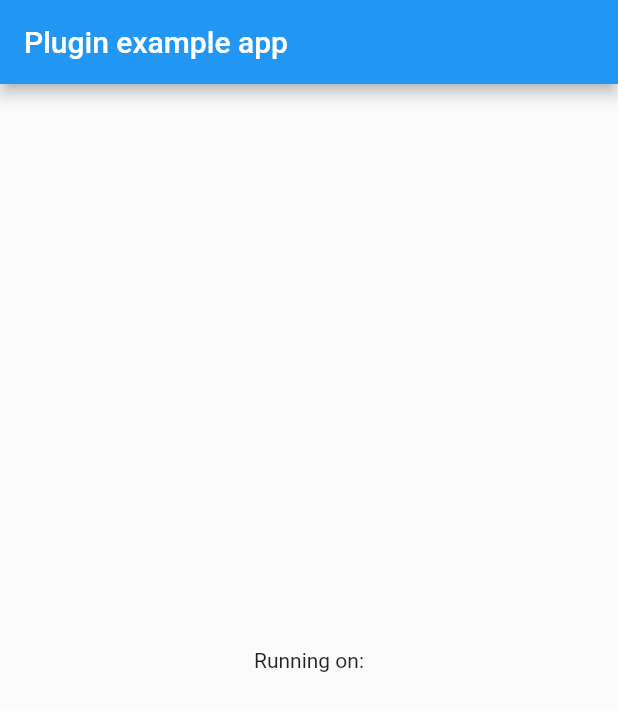
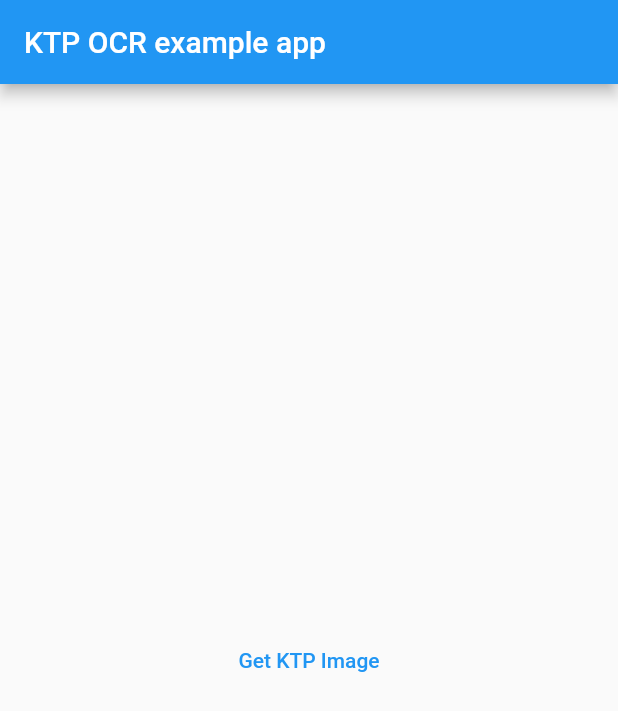
Before and after one commit to Mattjevaas/ktp_ocr, a Flutter app: the screen it shows after launch, on a phone screen of 412 x 824 dp. Shown: the top 711 px of the screen. Run offline on Flutter 3.47's test engine with Material 2 defaults, Android fonts, the phone set to English and light mode, and no system bars; our stand-ins replace image_picker; missing offline and left inert: flutter_tesseract_ocr, opencv_4.

Commit message:
proccessing image then getting text from image

```diff
--- a/example/lib/main.dart
+++ b/example/lib/main.dart
@@ -1,4 +1,6 @@
 import 'package:flutter/material.dart';
+import 'package:image_picker/image_picker.dart';
+import 'package:ktp_ocr/ktp_ocr.dart';
 
 void main() {
   runApp(const MyApp());
@@ -22,10 +24,20 @@ class _MyAppState extends State<MyApp> {
     return MaterialApp(
       home: Scaffold(
         appBar: AppBar(
-          title: const Text('Plugin example app'),
+          title: const Text('KTP OCR example app'),
         ),
-        body: const Center(
-          child: Text('Running on:'),
+        body: Center(
+          child: TextButton(
+            onPressed: () async {
+              final ImagePicker picker = ImagePicker();
+              final XFile? image = await picker.pickImage(
+                source: ImageSource.gallery,
+              );
+
+              KtpOcr.getKtpData(imagePath: image!.path);
+            },
+            child: const Text("Get KTP Image"),
+          ),
         ),
       ),
     );
```
Also changed, not shown: example/pubspec.yaml (+4 -3 lines), lib/helper/convert.dart (added, +21 -0 lines), lib/ktp_ocr.dart (+42 -2 lines), pubspec.yaml (+7 -5 lines), example/assets/tessdata_config.json (renamed from assets/tessdata_config.json), example/pubspec.lock, 2 other files.
